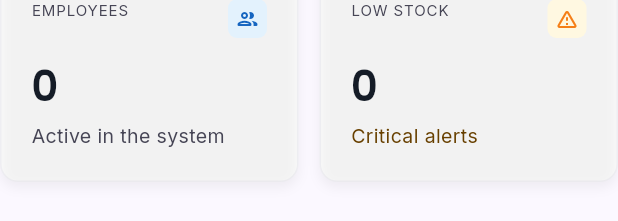
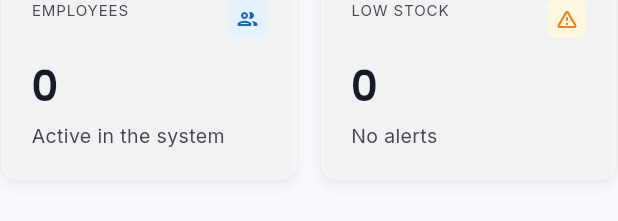
Before and after one commit to mushfiqbh/alpha-suite-erp, a Flutter app: the _KpiGrid widget shown alone on an empty page, opened directly, on a phone screen of 412 x 824 dp. Shown: the part 268-489 px from the top of the screen. Run offline on Flutter 3.47's test engine with Material 3 defaults, Android fonts, the phone set to English and light mode, and no system bars; our stand-ins replace fl_chart, flutter_riverpod, go_router, google_fonts, image_picker, package_info_plus and 1 more; missing offline and left inert: ota_update; accounts and stored records are empty; network calls fail.

Commit message:
Dashboard Stock View Fix

```diff
--- a/lib/screens/dashboard/dashboard_view.dart
+++ b/lib/screens/dashboard/dashboard_view.dart
@@ -219,18 +219,31 @@ class _KpiGrid extends ConsumerWidget {
     if (state.errorMessage != null && state.products.isEmpty) {
       return const _KpiError(title: 'LOW STOCK', message: 'Unable to load');
     }
-    final lowStockCount = state.products.where((p) => p.isLowStock).length;
     final outOfStock = state.products.where((p) => p.stock <= 0).length;
-    final description = outOfStock > 0
-        ? '$outOfStock out of stock'
-        : 'Critical alerts';
+    final lowStockCount = state.products
+        .where((p) => p.isLowStock && p.stock > 0)
+        .length;
+    final totalAlerts = lowStockCount + outOfStock;
+    final description = StringBuffer();
+    if (outOfStock > 0) {
+      description.write(
+        '$outOfStock out of stock${lowStockCount > 0 ? ', ' : ''}',
+      );
+    }
+    if (lowStockCount > 0) {
+      description.write('$lowStockCount low');
+    }
+    if (description.isEmpty) {
+      description.write('No alerts');
+    }
+    final hasAlerts = totalAlerts > 0;
     return KpiCardWidget(
       title: 'LOW STOCK',
-      value: _formatCount(lowStockCount),
-      description: description,
-      descriptionColor: outOfStock > 0
+      value: _formatCount(totalAlerts),
+      description: description.toString(),
+      descriptionColor: hasAlerts
           ? const Color(0xFFB23B3B)
-          : const Color(0xFF684000),
+          : const Color(0xFF464555),
       icon: _LowStockIcon(),
       onTap: () => context.push(AppRoutes.stockOut),
     );
--- a/lib/screens/products/stock_out_view.dart
+++ b/lib/screens/products/stock_out_view.dart
@@ -291,7 +291,7 @@ class _StockOutViewState extends ConsumerState<StockOutView> {
   List<ProductRecord> _stockOutProducts(List<ProductRecord> allProducts) {
     final query = _searchQuery.trim().toLowerCase();
     return allProducts.where((p) {
-      if (!p.isLowStock) return false;
+      if (p.stock > 0 && !p.isLowStock) return false;
       if (query.isEmpty) return true;
       return p.displayName.toLowerCase().contains(query) ||
           p.sku.toLowerCase().contains(query) ||
```
